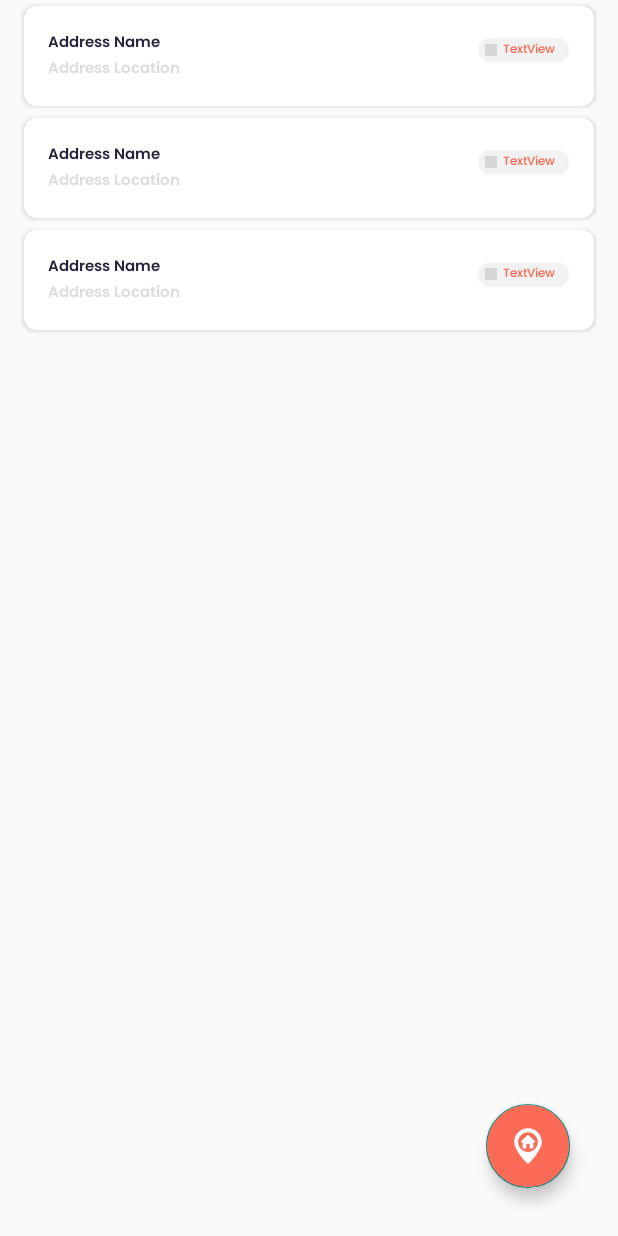
After one commit to hidayat271dev/gas-mobile, an Android app: the layout screen_address_list.xml on its own in the app's theme, with its tools: preview values and no code run, on a phone screen of 412 x 824 dp. The commit adds this screen. Run offline under Robolectric (Android 15) with nearby library versions, the phone set to English and light mode, and no system bars; network calls fail; grey boxes are pictures that could not be loaded.

Commit message:
Fixing address

```diff
--- a/app/build.gradle
+++ b/app/build.gradle
@@ -21,8 +21,8 @@ android {
 
     buildTypes {
         debug {
-            // buildConfigField 'String', 'BASE_URL', "\"http://192.168.83.90/ga-del/\""
-             buildConfigField 'String', 'BASE_URL', "\"http://192.168.1.5/ga-del/\""
+             buildConfigField 'String', 'BASE_URL', "\"http://192.168.83.90/ga-del/\""
+//             buildConfigField 'String', 'BASE_URL', "\"http://192.168.1.5/ga-del/\""
 //            buildConfigField 'String', 'BASE_URL', "\"https://5e510330f2c0d300147c034c.mockapi.io/\""
         }
         release {
--- a/app/src/main/java/com/joker/lpgo/mobile/module/order_detail/OrderDetailView.kt
+++ b/app/src/main/java/com/joker/lpgo/mobile/module/order_detail/OrderDetailView.kt
@@ -79,7 +79,7 @@ class OrderDetailView : BaseFragment(), OnMapReadyCallback {
                                     subTotal += (Integer.parseInt(it.qty) * it.sale_price)
                                 }
                                 var tax = subTotal * (0.1)
-                                var del = 2000
+                                var del = 20000
                                 var total = subTotal + del + tax
 
                                 bindingView?.sub?.text = "${subTotal}"
--- a/app/src/main/java/com/joker/lpgo/mobile/module/profile/ProfileView.kt
+++ b/app/src/main/java/com/joker/lpgo/mobile/module/profile/ProfileView.kt
@@ -76,5 +76,9 @@ class ProfileView : BaseFragment() {
         bindingView?.menuMyOrder?.containerMenu?.setOnClickListener {
             navigatePageLeft(R.id.orderListView, it)
         }
+
+        bindingView?.menuAddress?.containerMenu?.setOnClickListener {
+            navigatePageLeft(R.id.addressListView, it)
+        }
     }
 }
--- a/app/src/main/res/layout/component_label.xml
+++ b/app/src/main/res/layout/component_label.xml
@@ -5,6 +5,7 @@
     android:layout_height="wrap_content">
 
     <LinearLayout
+        android:id="@+id/container"
         android:layout_width="match_parent"
         android:layout_height="match_parent"
         android:layout_marginStart="2dp"
--- /dev/null
+++ b/app/src/main/res/layout/item_address.xml
@@ -0,0 +1,58 @@
+<?xml version="1.0" encoding="utf-8"?>
+<androidx.constraintlayout.widget.ConstraintLayout xmlns:android="http://schemas.android.com/apk/res/android"
+    xmlns:app="http://schemas.android.com/apk/res-auto"
+    android:layout_width="match_parent"
+    android:layout_height="wrap_content">
+
+    <androidx.cardview.widget.CardView
+        android:layout_width="match_parent"
+        android:layout_height="wrap_content"
+        android:layout_marginStart="16dp"
+        android:layout_marginTop="4dp"
+        android:layout_marginEnd="16dp"
+        android:layout_marginBottom="4dp"
+        app:cardCornerRadius="8dp"
+        app:cardMaxElevation="3dp"
+        app:layout_constraintBottom_toBottomOf="parent"
+        app:layout_constraintEnd_toEndOf="parent"
+        app:layout_constraintStart_toStartOf="parent"
+        app:layout_constraintTop_toTopOf="parent" >
+
+        <LinearLayout
+            android:layout_width="match_parent"
+            android:layout_height="match_parent"
+            android:orientation="horizontal"
+            android:padding="16dp">
+
+            <LinearLayout
+                android:layout_width="match_parent"
+                android:layout_height="wrap_content"
+                android:layout_weight="1"
+                android:orientation="vertical">
+
+                <TextView
+                    android:id="@+id/textView7"
+                    style="@style/PoppinsSemiBold10"
+                    android:layout_width="match_parent"
+                    android:layout_height="wrap_content"
+                    android:text="Address Name" />
+
+                <TextView
+                    android:id="@+id/textView8"
+                    style="@style/PoppinsSemiBold10"
+                    android:layout_width="match_parent"
+                    android:layout_height="wrap_content"
+                    android:text="Address Location"
+                    android:textColor="#DDDDDD" />
+            </LinearLayout>
+
+            <include
+                android:id="@+id/status"
+                layout="@layout/component_label"
+                android:layout_width="wrap_content"
+                android:layout_height="wrap_content"
+                android:layout_gravity="right" />
+
+        </LinearLayout>
+    </androidx.cardview.widget.CardView>
+</androidx.constraintlayout.widget.ConstraintLayout>
--- /dev/null
+++ b/app/src/main/res/layout/screen_address_list.xml
@@ -0,0 +1,33 @@
+<?xml version="1.0" encoding="utf-8"?>
+<androidx.constraintlayout.widget.ConstraintLayout
+    xmlns:android="http://schemas.android.com/apk/res/android"
+    xmlns:app="http://schemas.android.com/apk/res-auto"
+    xmlns:tools="http://schemas.android.com/tools"
+    android:layout_width="match_parent"
+    android:layout_height="match_parent">
+
+    <androidx.recyclerview.widget.RecyclerView
+        android:id="@+id/recyclerView5"
+        android:layout_width="0dp"
+        android:layout_height="0dp"
+        app:layout_constraintBottom_toBottomOf="parent"
+        app:layout_constraintEnd_toEndOf="parent"
+        app:layout_constraintHorizontal_bias="1.0"
+        app:layout_constraintStart_toStartOf="parent"
+        app:layout_constraintTop_toTopOf="parent"
+        app:layout_constraintVertical_bias="0.0"
+        tools:listitem="@layout/item_address" />
+
+    <com.google.android.material.floatingactionbutton.FloatingActionButton
+        android:id="@+id/floatingActionButton"
+        android:layout_width="wrap_content"
+        android:layout_height="wrap_content"
+        android:layout_marginEnd="32dp"
+        android:layout_marginBottom="32dp"
+        android:backgroundTint="@color/buttonPrimary"
+        android:clickable="true"
+        android:tint="@color/white"
+        app:layout_constraintBottom_toBottomOf="parent"
+        app:layout_constraintEnd_toEndOf="parent"
+        app:srcCompat="@drawable/ic_location" />
+</androidx.constraintlayout.widget.ConstraintLayout>
```
Also changed, not shown: app/src/main/java/com/joker/lpgo/mobile/data/model/Address.kt (added, +11 -0 lines), app/src/main/java/com/joker/lpgo/mobile/data/remote/endpoint/AddressApi.kt (added, +20 -0 lines), app/src/main/java/com/joker/lpgo/mobile/data/remote/response/AddressListResponse.kt (added, +14 -0 lines), app/src/main/java/com/joker/lpgo/mobile/module/address/AddressListView.kt (added, +141 -0 lines), app/src/main/java/com/joker/lpgo/mobile/module/address/adapter/AddressAdapter.kt (added, +62 -0 lines), app/src/main/java/com/joker/lpgo/mobile/module/dashboard/DashboardView.kt (+11 -5 lines), app/src/main/java/com/joker/lpgo/mobile/module/product_detail/ProductDetailView.kt (+10 -0 lines), app/src/main/java/com/joker/lpgo/mobile/module/product_list/adapter/ProductAdapter.kt (+10 -0 lines), app/src/main/java/com/joker/lpgo/mobile/util/extension/String.kt (+13 -0 lines), app/src/main/res/layout/screen_product_detail.xml (+14 -1 lines), app/src/main/res/navigation/app_navigation.xml (+7 -0 lines).
